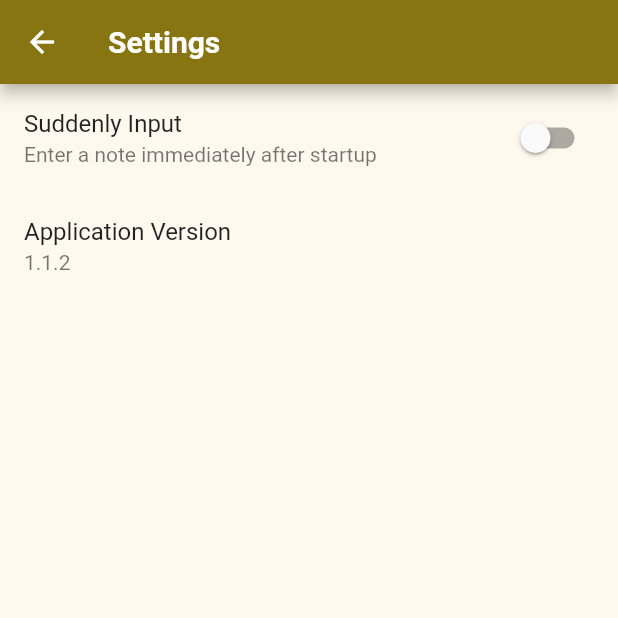
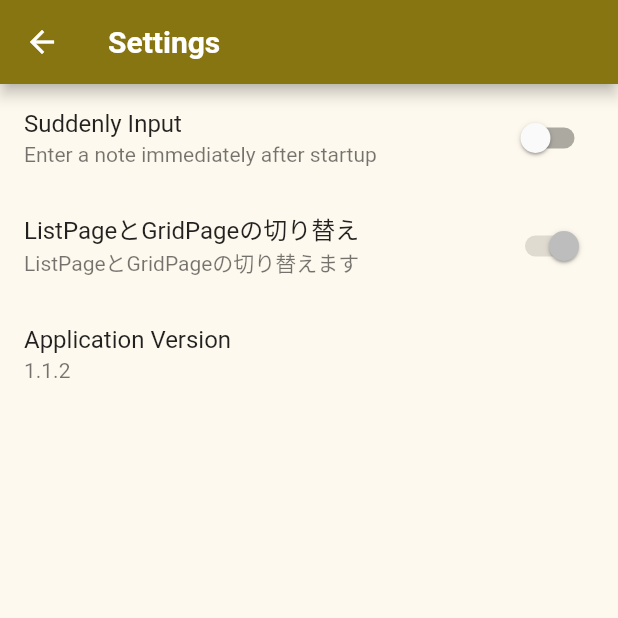
Before and after one commit to arafipro/usstockminimemo, a Flutter app: the SettingsPage screen opened directly, on a phone screen of 412 x 824 dp, the top half of it. Run offline on Flutter 3.47's test engine with Material 2 defaults, Android fonts, the light colour scheme and no system bars; our stand-ins replace flutter_dotenv, google_mobile_ads, package_info_plus, shared_preferences, sqflite; accounts and stored records are empty; generated files the repository leaves out were written again; network calls fail.

Commit message:
settings_page.dartのtodoを解決と追加
残りのtodo
todo main ListPageとGridPageを設定によって切り替える
todo edit_page ListPageとGridPageを設定によって切り替える
todo settings_model ListPageとGridPageを切り替える初期値を追加
追加のtodo
todo settings_page1 多言語化の設定
todo settings_page2 valueとonChangedの設定

```diff
--- a/lib/views/settings_page.dart
+++ b/lib/views/settings_page.dart
@@ -41,7 +41,20 @@ class SettingsPage extends StatelessWidget {
                   onChanged: (value) => model.setStartEditPage(value),
                 ),
               ),
-              // todo ListPageとGridPageの切り替えるスイッチを追加
+              const ListTile(
+                // todo 多言語化の設定
+                title: Text("ListPageとGridPageの切り替え"
+                    // AppLocalizations.of(context)!.startupTitle,
+                    ),
+                subtitle: Text("ListPageとGridPageの切り替えます"
+                    // AppLocalizations.of(context)!.startupSubTitle,
+                    ),
+                trailing: Switch(
+                  // todo valueとonChangedの設定
+                  value: true,
+                  onChanged: null,
+                ),
+              ),
               FutureBuilder<PackageInfo>(
                 future: _getPackageInfo(),
                 builder: (
```
